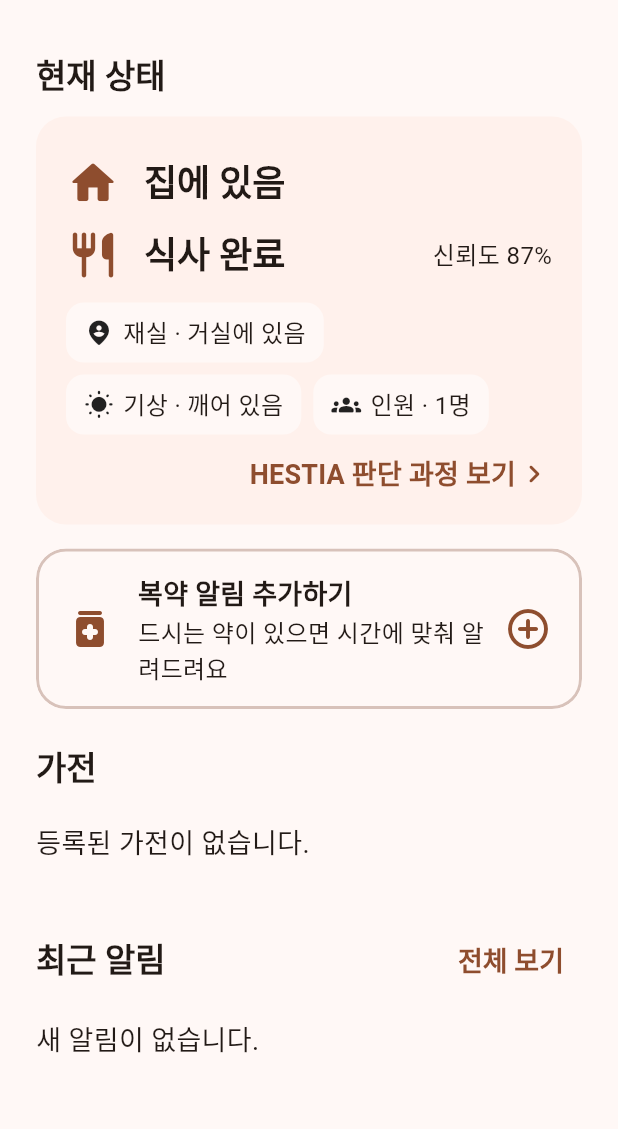
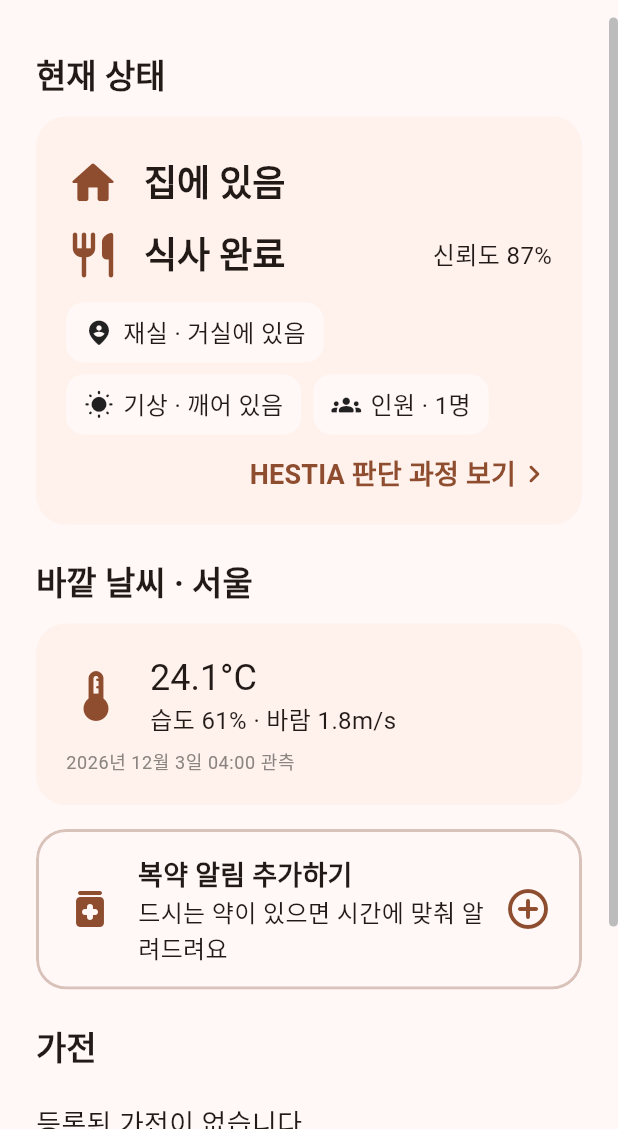
Before and after one commit to sungwonnoh/hestia-smart-home, a Flutter app: the HomePage screen opened directly with empty values, on a phone screen of 412 x 824 dp, the part 107-1236 px from its top. Run offline on Flutter 3.47's test engine with Material 3 defaults, Android fonts, the phone set to English and light mode, and no system bars; accounts and stored records are empty.

Commit message:
feat(app): 홈에 바깥 날씨 카드 표시

```diff
--- a/apps/lib/features/home/home_page.dart
+++ b/apps/lib/features/home/home_page.dart
@@ -12,6 +12,7 @@ import '../../models/context_state.dart';
 import '../../models/device.dart';
 import '../../models/medication.dart';
 import '../../models/notification_item.dart';
+import '../../models/weather.dart';
 import 'home_controller.dart';
 
 class HomePage extends StatefulWidget {
@@ -69,6 +70,8 @@ class _HomePageState extends State<HomePage> {
                       padding: const EdgeInsets.fromLTRB(24, 0, 24, 24),
                       children: [
                         _ContextSection(hestiaContext: data.context),
+                        if (data.weather != null)
+                          _WeatherSection(weather: data.weather!),
                         _MedicationSection(
                           medications: data.medications,
                           onOpen: _openMedication,
@@ -309,6 +312,109 @@ class _ContextChip extends StatelessWidget {
 }
 
 /// 복약 카드. 등록 전에는 [추가하기]만, 등록 후에는 약 목록과 남은 기간.
+/// 바깥 날씨. RPi4가 기상청에서 받아 온 값을 보여주기만 한다.
+class _WeatherSection extends StatelessWidget {
+  const _WeatherSection({required this.weather});
+
+  final Weather weather;
+
+  @override
+  Widget build(BuildContext context) {
+    final theme = Theme.of(context);
+    final warnings = weather.warnings ?? const <WeatherWarning>[];
+    final details = WeatherLabels.details(weather);
+    final title = weather.locationName.isEmpty
+        ? '바깥 날씨'
+        : '바깥 날씨 · ${weather.locationName}';
+
+    return Column(
+      crossAxisAlignment: CrossAxisAlignment.stretch,
+      children: [
+        SectionHeader(title),
+        HestiaCard(
+          child: Column(
+            crossAxisAlignment: CrossAxisAlignment.start,
+            children: [
+              Row(
+                children: [
+                  Icon(WeatherLabels.icon(weather),
+                      size: 40, color: theme.colorScheme.primary),
+                  const SizedBox(width: 16),
+                  Expanded(
+                    child: Column(
+                      crossAxisAlignment: CrossAxisAlignment.start,
+                      children: [
+                        Text(WeatherLabels.temperature(weather),
+                            style: theme.textTheme.headlineSmall),
+                        if (details.isNotEmpty)
+                          Text(details, style: theme.textTheme.bodyMedium),
+                      ],
+                    ),
+                  ),
+                ],
+              ),
+              if (warnings.isNotEmpty) ...[
+                const SizedBox(height: 12),
+                Wrap(
+                  spacing: 8,
+                  runSpacing: 8,
+                  children: [
+                    for (final w in warnings) _WeatherWarningChip(warning: w),
+                  ],
+                ),
+              ],
+              const SizedBox(height: 8),
+              Text(
+                WeatherLabels.observed(weather, DateTime.now()),
+                style: theme.textTheme.bodySmall?.copyWith(
+                  color: weather.stale
+                      ? HestiaColors.warning
+                      : HestiaColors.muted,
+                ),
+              ),
+            ],
+          ),
+        ),
+      ],
+    );
+  }
+}
+
+class _WeatherWarningChip extends StatelessWidget {
+  const _WeatherWarningChip({required this.warning});
+
+  final WeatherWarning warning;
+
+  @override
+  Widget build(BuildContext context) {
+    final severe = warning.isSevere;
+    final fg = severe ? HestiaColors.safety : HestiaColors.warning;
+    final bg =
+        severe ? HestiaColors.safetyContainer : HestiaColors.warningContainer;
+    return Container(
+      padding: const EdgeInsets.symmetric(horizontal: 12, vertical: 6),
+      decoration: BoxDecoration(
+        color: bg,
+        borderRadius: BorderRadius.circular(12),
+      ),
+      child: Row(
+        mainAxisSize: MainAxisSize.min,
+        children: [
+          Icon(Icons.warning_amber_rounded, size: 20, color: fg),
+          const SizedBox(width: 4),
+          Text(
+            warning.name,
+            style: Theme.of(context)
+                .textTheme
+                .titleSmall
+                ?.copyWith(color: fg, fontWeight: FontWeight.w700),
+          ),
+        ],
+      ),
+    );
+  }
+}
+
 class _MedicationSection extends StatelessWidget {
   const _MedicationSection({required this.medications, required this.onOpen});
 
```
Also changed, not shown: 1 other file.
